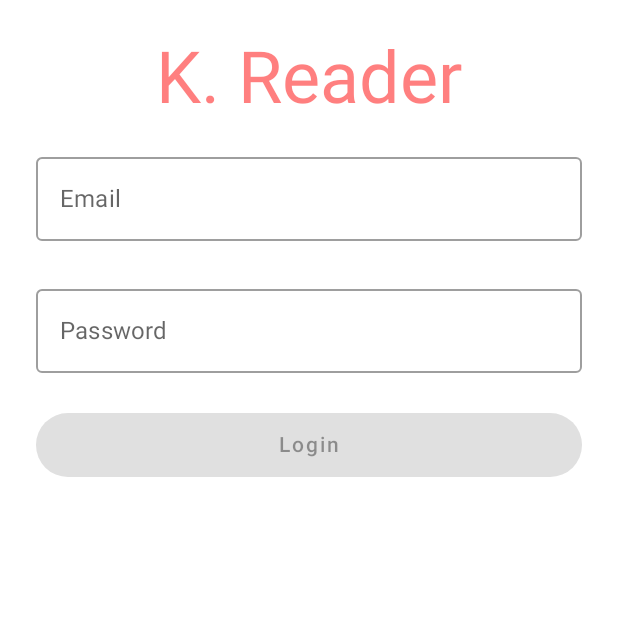
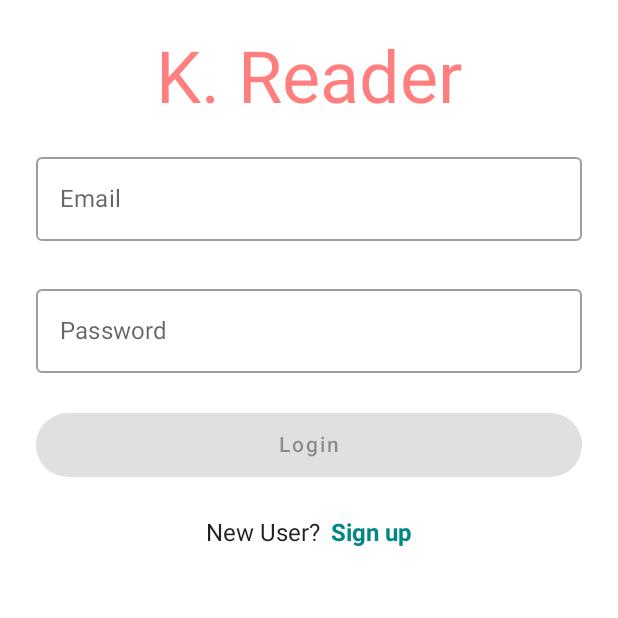
Before and after one commit to TheCre8tor/kotlin_reader, an Android app built with Jetpack Compose: the screen it shows after launch (MainActivity), on a phone screen of 412 x 824 dp, the top half of it. Run offline under Robolectric (Android 15) with nearby library versions, the phone set to English and light mode, and no system bars; our stand-ins replace Dagger/Hilt's generated code.

Commit message:
Completed: Login and Create Account component

```diff
--- a/app/src/main/kotlin/com/example/kotlinreader/screens/login/ReaderLoginScreen.kt
+++ b/app/src/main/kotlin/com/example/kotlinreader/screens/login/ReaderLoginScreen.kt
@@ -2,6 +2,7 @@ package com.example.kotlinreader.screens.login
 
 import android.util.Log
 import androidx.compose.foundation.background
+import androidx.compose.foundation.clickable
 import androidx.compose.foundation.layout.*
 import androidx.compose.foundation.rememberScrollState
 import androidx.compose.foundation.shape.CircleShape
@@ -21,22 +22,49 @@ import androidx.compose.ui.Modifier
 import androidx.compose.ui.focus.FocusRequester
 import androidx.compose.ui.focus.focusRequester
 import androidx.compose.ui.platform.LocalSoftwareKeyboardController
+import androidx.compose.ui.res.stringResource
+import androidx.compose.ui.text.Placeholder
+import androidx.compose.ui.text.PlaceholderVerticalAlign
+import androidx.compose.ui.text.font.FontWeight
 import androidx.compose.ui.unit.dp
+import androidx.compose.ui.unit.sp
 import androidx.navigation.NavController
+import com.example.kotlinreader.R
 import com.example.kotlinreader.components.EmailInput
 import com.example.kotlinreader.components.PasswordInput
 import com.example.kotlinreader.components.ReaderLogo
 
 @Composable
 fun ReaderLoginScreen(navController: NavController) {
-    Surface(modifier = Modifier.fillMaxSize()) {
+    val showLoginForm = rememberSaveable { mutableStateOf(true) }
+
+    Surface(modifier = Modifier.fillMaxSize().verticalScroll(rememberScrollState())) {
+        Column(horizontalAlignment = Alignment.CenterHorizontally) {
             Column(
                 horizontalAlignment = Alignment.CenterHorizontally,
                 verticalArrangement = Arrangement.Top
             ) {
                 ReaderLogo(modifier = Modifier.padding(top = 24.dp))
-            UserForm(loading = false, isCreateAccount = false) { email, password ->
+                if (showLoginForm.value) UserForm(loading = false, isCreatedAccount = false) { email, password ->
                     Log.d("Form", "ReaderLoginScreen: $email, $password")
+                }
+
+                else UserForm(loading = false, isCreatedAccount = true)
+            }
+            Spacer(modifier = Modifier.height(25.dp))
+            Row {
+                val text = if (showLoginForm.value) "Sign up" else "Login"
+                Text(text = "New User?")
+                Text(
+                    text = text,
+                    modifier = Modifier
+                        .clickable {
+                            showLoginForm.value = !showLoginForm.value
+                        }
+                        .padding(start = 7.dp),
+                    fontWeight = FontWeight.Bold,
+                    color = MaterialTheme.colors.secondaryVariant,
+                )
             }
         }
     }
@@ -45,7 +73,7 @@ fun ReaderLoginScreen(navController: NavController) {
 @Composable
 fun UserForm(
     loading: Boolean = false,
-    isCreateAccount: Boolean = false,
+    isCreatedAccount: Boolean = false,
     onDone: (String, String) -> Unit = { _, _ -> },
 ) {
     val email = rememberSaveable { mutableStateOf("") }
@@ -59,11 +87,13 @@ fun UserForm(
 
     Column(
         modifier = Modifier
-            .height(250.dp)
-            .background(color = MaterialTheme.colors.background)
-            .verticalScroll(rememberScrollState()),
+            .background(color = MaterialTheme.colors.background),
         horizontalAlignment = Alignment.CenterHorizontally,
         ) {
+        val style = Modifier.padding(start = 24.dp, end = 24.dp, bottom = 18.dp, top = 10.dp)
+        if (isCreatedAccount) Text(text = stringResource(id = R.string.create_account), modifier = style)
+        else Placeholder(height = 0.sp, width = 0.sp, placeholderVerticalAlign = PlaceholderVerticalAlign.Center)
+
         EmailInput(
             emailState = email,
             enabled = !loading,
@@ -83,11 +113,12 @@ fun UserForm(
             }
         )
         SubmitButton(
-            textId = if (isCreateAccount) "Create Account" else "Login",
+            textId = if (isCreatedAccount) "Create Account" else "Login",
             loading = loading,
             validInputs = valid,
         ) {
             onDone(email.value.trim(), password.value.trim())
+            keyboardController?.hide()
         }
     }
 }
--- a/app/src/main/res/values/strings.xml
+++ b/app/src/main/res/values/strings.xml
@@ -1,3 +1,4 @@
 <resources>
     <string name="app_name">KotlinReader</string>
+    <string name="create_account">Please enter a valid email and password that is at least 6 characters</string>
 </resources>
```
Lines whose indentation alone changed are shown as unchanged.
